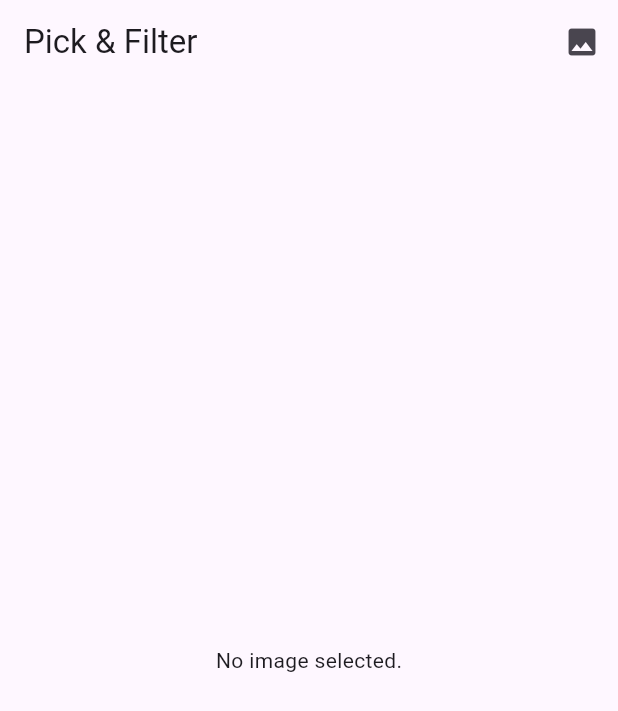
After one commit to Dikshit94189/Animated-Warning-Marquee, a Flutter app: the screen it shows after launch, after a tap on "Button 6", on a phone screen of 412 x 824 dp. The commit adds this screen. Shown: the top 711 px of the screen. Run offline on Flutter 3.47's test engine with Material 3 defaults, Android fonts, the phone set to English and light mode, and no system bars; our stand-ins replace geolocator, image_picker, lottie, share_plus.

Commit message:
apply demo packages filters

```diff
--- a/lib/main.dart
+++ b/lib/main.dart
@@ -1,5 +1,6 @@
 import 'package:animatedwarningmarquee/views/ai_caption_generator.dart';
 import 'package:animatedwarningmarquee/views/animated_warning_marquee.dart';
+import 'package:animatedwarningmarquee/views/filter_screen.dart';
 import 'package:animatedwarningmarquee/views/lottie_task.dart';
 import 'package:animatedwarningmarquee/views/quotes_home_screen.dart';
 import 'package:animatedwarningmarquee/views/weather.dart';
@@ -73,7 +74,14 @@ class HomePage extends StatelessWidget {
                 CupertinoPageRoute(builder: (_) => const CounterHomePage()),
               ),
               child: const Text("Button 5"),
-            ),
+                ),const SizedBox(height: 10),
+                ElevatedButton(
+                  onPressed: () => Navigator.push(
+                    context,
+                    CupertinoPageRoute(builder: (_) => const FilterApp()),
+                  ),
+                  child: const Text("Button 6"),
+                ),
           ],
         ),
       ),
--- /dev/null
+++ b/lib/views/filter_screen.dart
@@ -0,0 +1,86 @@
+import 'dart:io';
+
+import 'package:flutter/cupertino.dart';
+import 'package:flutter/foundation.dart';
+import 'package:flutter/material.dart';
+import 'package:image/image.dart' as img;
+import 'package:image_picker/image_picker.dart';
+
+class FilterApp extends StatelessWidget {
+  const FilterApp({super.key});
+  @override
+  Widget build(BuildContext context) {
+    return MaterialApp(
+      title: 'Image Filter',
+      home: const FilterHomePage(),
+    );
+  }
+}
+
+class FilterHomePage extends StatefulWidget {
+  const FilterHomePage({super.key});
+  @override
+  State<FilterHomePage> createState() => _FilterHomePageState();
+}
+
+class _FilterHomePageState extends State<FilterHomePage> {
+  File? _imageFile;
+  bool _isSepia = false;
+
+  Future<void> _pickImage() async {
+    final picked = await ImagePicker().pickImage(source: ImageSource.gallery);
+    if (picked != null) {
+      setState(() {
+        _imageFile = File(picked.path);
+      });
+    }
+  }
+
+  Future<Uint8List?> _applyFilter(File file) async {
+    final bytes = await file.readAsBytes();
+    final original = img.decodeImage(bytes);
+    if (original == null) return null;
+    img.Image filtered;
+    if (_isSepia) {
+      filtered = img.sepia(original);
+    } else {
+      filtered = img.grayscale(original);
+    }
+    return Uint8List.fromList(img.encodeJpg(filtered));
+  }
+
+  @override
+  Widget build(BuildContext context) {
+    return Scaffold(
+      appBar: AppBar(
+        title: const Text('Pick & Filter'),
+        actions: [
+          IconButton(
+            icon: const Icon(Icons.photo),
+            onPressed: _pickImage,
+          ),
+          if (_imageFile != null) IconButton(
+            icon: const Icon(Icons.filter),
+            onPressed: () => setState(() => _isSepia = !_isSepia),
+          ),
+        ],
+      ),
+      body: Center(
+        child: _imageFile == null
+            ? const Text('No image selected.')
+            : FutureBuilder<Uint8List?>(
+          future: _applyFilter(_imageFile!),
+          builder: (ctx, snapshot) {
+            if (snapshot.connectionState != ConnectionState.done) {
+              return const CircularProgressIndicator();
+            }
+            if (snapshot.hasData) {
+              return Image.memory(snapshot.data!);
+            }
+            return const Text('Error applying filter.');
+          },
+        ),
+      ),
+    );
+  }
+}
```
